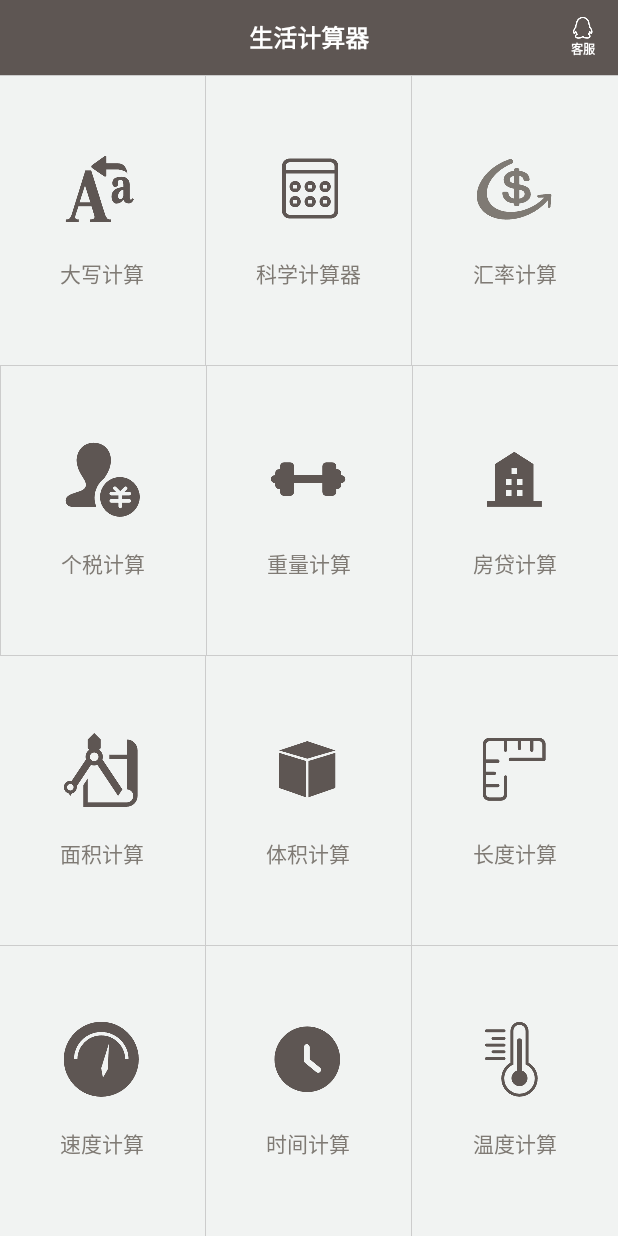
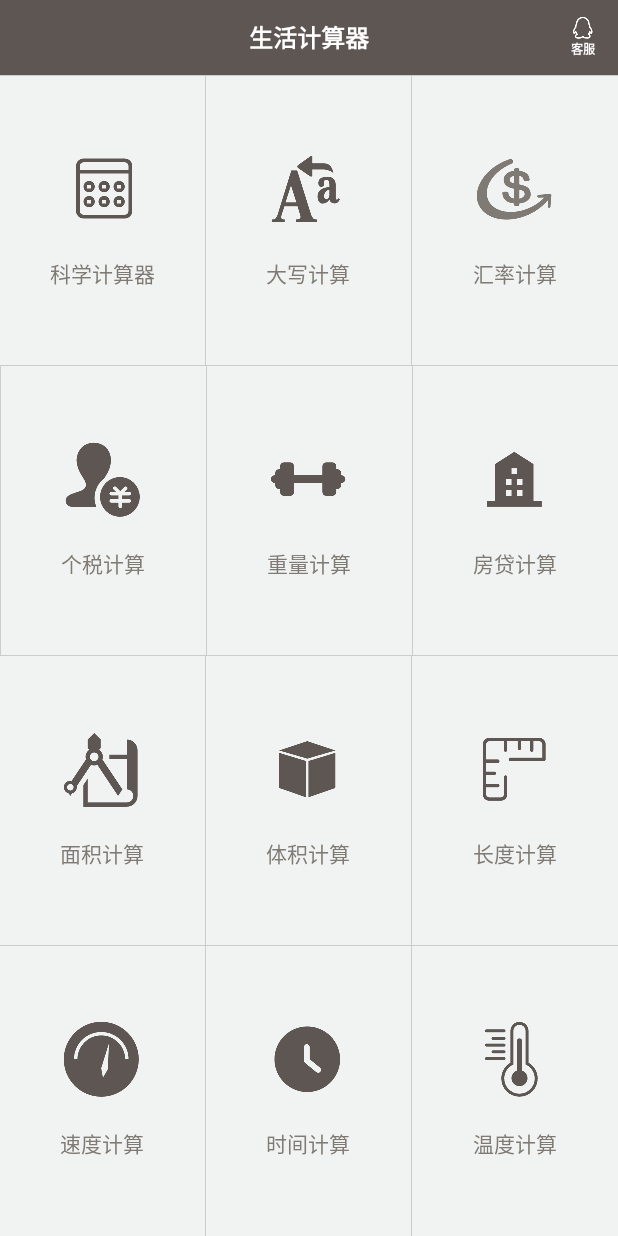
Before and after one commit to hgtr159753/12, an Android app: the screen it shows after launch (MainCalculateActivity), on a phone screen of 412 x 824 dp. Run offline under Robolectric (Android 15) with nearby library versions, the phone set to English and light mode, and no system bars; libraries missing offline, so code that uses them is left out: com.bytedance.sdk, com.eric.commonlibrary, com.haibin.calendarview, com.qq.e, com.tencent.bugly; plain views replace AdView; pictures from the network do not load; 19 statements that could not run were skipped.

```diff
--- a/app/src/main/res/layout/activity_functionset_choose.xml
+++ b/app/src/main/res/layout/activity_functionset_choose.xml
@@ -1,6 +1,5 @@
 <?xml version="1.0" encoding="utf-8"?>
-<LinearLayout
-    xmlns:android="http://schemas.android.com/apk/res/android"
+<LinearLayout xmlns:android="http://schemas.android.com/apk/res/android"
     android:layout_width="match_parent"
     android:layout_height="match_parent"
     android:fitsSystemWindows="true"
@@ -40,7 +39,7 @@
     <View
         android:layout_width="match_parent"
         android:layout_height="0.5dp"
-        android:background="@color/picker_line"/>
+        android:background="@color/picker_line" />
 
     <!--<RelativeLayout-->
     <!--android:id="@+id/rl_adbanner"-->
@@ -57,12 +56,47 @@
     <!--</RelativeLayout>-->
 
 
-
     <LinearLayout
         android:orientation="horizontal"
         android:layout_width="match_parent"
         android:layout_height="0dp"
         android:layout_weight="1">
+
+        <RelativeLayout
+            android:id="@+id/rl_science"
+            android:background="@color/unit_convert_bg"
+            android:layout_width="0dp"
+            android:layout_weight="1"
+            android:layout_height="match_parent"
+            android:layout_centerInParent="true">
+
+            <LinearLayout
+                android:layout_width="wrap_content"
+                android:layout_height="wrap_content"
+                android:layout_centerInParent="true"
+                android:orientation="vertical">
+
+                <ImageView
+                    android:src="@drawable/science_convert"
+                    android:layout_width="wrap_content"
+                    android:layout_height="wrap_content"
+                    android:layout_gravity="center" />
+
+                <TextView
+                    android:text="@string/science_text"
+                    android:layout_marginTop="20dp"
+                    android:layout_width="wrap_content"
+                    android:layout_height="wrap_content"
+                    android:layout_gravity="center"
+                    android:gravity="center"
+                    android:textColor="@color/function_choose_text"></TextView>
+            </LinearLayout>
+        </RelativeLayout>
+
+        <View
+            android:layout_width="0.5dp"
+            android:layout_height="match_parent"
+            android:background="@color/picker_line" />
 
         <RelativeLayout
             android:id="@+id/rl_capital"
@@ -76,7 +110,7 @@
                 android:layout_width="wrap_content"
                 android:layout_height="wrap_content"
                 android:layout_centerInParent="true"
-                android:orientation="vertical" >
+                android:orientation="vertical">
 
                 <ImageView
                     android:layout_width="wrap_content"
@@ -91,52 +125,14 @@
                     android:layout_height="wrap_content"
                     android:layout_gravity="center"
                     android:gravity="center"
-                    android:textColor="@color/function_choose_text" >
-                </TextView>
+                    android:textColor="@color/function_choose_text"></TextView>
             </LinearLayout>
         </RelativeLayout>
 
         <View
             android:layout_width="0.5dp"
             android:layout_height="match_parent"
-            android:background="@color/picker_line"/>
-
-        <RelativeLayout
-            android:id="@+id/rl_science"
-            android:background="@color/unit_convert_bg"
-            android:layout_width="0dp"
-            android:layout_weight="1"
-            android:layout_height="match_parent"
-            android:layout_centerInParent="true">
-
-            <LinearLayout
-                android:layout_width="wrap_content"
-                android:layout_height="wrap_content"
-                android:layout_centerInParent="true"
-                android:orientation="vertical" >
-
-                <ImageView
-                    android:src="@drawable/science_convert"
-                    android:layout_width="wrap_content"
-                    android:layout_height="wrap_content"
-                    android:layout_gravity="center" />
-
-                <TextView
-                    android:text="@string/science_text"
-                    android:layout_marginTop="20dp"
-                    android:layout_width="wrap_content"
-                    android:layout_height="wrap_content"
-                    android:layout_gravity="center"
-                    android:gravity="center"
-                    android:textColor="@color/function_choose_text" >
-                </TextView>
-            </LinearLayout>
-        </RelativeLayout>
-
-        <View
-            android:layout_width="0.5dp"
-            android:layout_height="match_parent"
-            android:background="@color/picker_line"/>
+            android:background="@color/picker_line" />
 
         <RelativeLayout
             android:id="@+id/rl_rate"
@@ -150,7 +146,7 @@
                 android:layout_width="wrap_content"
                 android:layout_height="wrap_content"
                 android:layout_centerInParent="true"
-                android:orientation="vertical" >
+                android:orientation="vertical">
 
                 <ImageView
                     android:src="@drawable/rate_convert"
@@ -165,8 +161,7 @@
                     android:layout_height="wrap_content"
                     android:layout_gravity="center"
                     android:gravity="center"
-                    android:textColor="@color/function_choose_text" >
-                </TextView>
+                    android:textColor="@color/function_choose_text"></TextView>
             </LinearLayout>
         </RelativeLayout>
 
@@ -175,7 +170,7 @@
     <View
         android:layout_width="match_parent"
         android:layout_height="0.5dp"
-        android:background="@color/picker_line"/>
+        android:background="@color/picker_line" />
 
     <LinearLayout
         android:orientation="horizontal"
@@ -186,7 +181,7 @@
         <View
             android:layout_width="0.5dp"
             android:layout_height="match_parent"
-            android:background="@color/picker_line"/>
+            android:background="@color/picker_line" />
 
         <RelativeLayout
             android:id="@+id/rl_tax"
@@ -222,7 +217,7 @@
         <View
             android:layout_width="0.5dp"
             android:layout_height="match_parent"
-            android:background="@color/picker_line"/>
+            android:background="@color/picker_line" />
 
         <RelativeLayout
             android:id="@+id/rl_mass"
@@ -236,7 +231,7 @@
                 android:layout_width="wrap_content"
                 android:layout_height="wrap_content"
                 android:layout_centerInParent="true"
-                android:orientation="vertical" >
+                android:orientation="vertical">
 
                 <ImageView
                     android:src="@drawable/mass_convert"
@@ -251,15 +246,14 @@
                     android:layout_height="wrap_content"
                     android:layout_gravity="center"
                     android:gravity="center"
-                    android:textColor="@color/function_choose_text" >
-                </TextView>
+                    android:textColor="@color/function_choose_text"></TextView>
             </LinearLayout>
         </RelativeLayout>
 
         <View
             android:layout_width="0.5dp"
             android:layout_height="match_parent"
-            android:background="@color/picker_line"/>
+            android:background="@color/picker_line" />
 
         <RelativeLayout
             android:id="@+id/rl_loan"
@@ -273,7 +267,7 @@
                 android:layout_width="wrap_content"
                 android:layout_height="wrap_content"
                 android:layout_centerInParent="true"
-                android:orientation="vertical" >
+                android:orientation="vertical">
 
                 <ImageView
                     android:src="@drawable/loan_convert"
@@ -288,8 +282,7 @@
                     android:layout_height="wrap_content"
                     android:layout_gravity="center"
                     android:gravity="center"
-                    android:textColor="@color/function_choose_text" >
-                </TextView>
+                    android:textColor="@color/function_choose_text"></TextView>
             </LinearLayout>
         </RelativeLayout>
 
@@ -298,7 +291,7 @@
     <View
         android:layout_width="match_parent"
         android:layout_height="0.5dp"
-        android:background="@color/picker_line"/>
+        android:background="@color/picker_line" />
 
     <LinearLayout
         android:orientation="horizontal"
@@ -318,7 +311,7 @@
                 android:layout_width="wrap_content"
                 android:layout_height="wrap_content"
                 android:layout_centerInParent="true"
-                android:orientation="vertical" >
+                android:orientation="vertical">
 
                 <ImageView
                     android:src="@drawable/area_convert"
@@ -333,15 +326,14 @@
                     android:layout_height="wrap_content"
                     android:layout_gravity="center"
                     android:gravity="center"
-                    android:textColor="@color/function_choose_text" >
-                </TextView>
+                    android:textColor="@color/function_choose_text"></TextView>
             </LinearLayout>
         </RelativeLayout>
 
         <View
             android:layout_width="0.5dp"
             android:layout_height="match_parent"
-            android:background="@color/picker_line"/>
+            android:background="@color/picker_line" />
 
         <RelativeLayout
             android:id="@+id/rl_volume"
@@ -355,7 +347,7 @@
                 android:layout_width="wrap_content"
                 android:layout_height="wrap_content"
                 android:layout_centerInParent="true"
-                android:orientation="vertical" >
+                android:orientation="vertical">
 
                 <ImageView
                     android:src="@drawable/volume_convert"
@@ -370,15 +362,14 @@
                     android:layout_height="wrap_content"
                     android:layout_gravity="center"
                     android:gravity="center"
-                    android:textColor="@color/function_choose_text" >
-                </TextView>
+                    android:textColor="@color/function_choose_text"></TextView>
             </LinearLayout>
         </RelativeLayout>
 
         <View
             android:layout_width="0.5dp"
             android:layout_height="match_parent"
-            android:background="@color/picker_line"/>
+            android:background="@color/picker_line" />
 
         <RelativeLayout
             android:id="@+id/rl_length"
@@ -392,7 +383,7 @@
                 android:layout_width="wrap_content"
                 android:layout_height="wrap_content"
                 android:layout_centerInParent="true"
-                android:orientation="vertical" >
+                android:orientation="vertical">
 
                 <ImageView
                     android:src="@drawable/length_convert"
@@ -407,8 +398,7 @@
                     android:layout_height="wrap_content"
                     android:layout_gravity="center"
                     android:gravity="center"
-                    android:textColor="@color/function_choose_text" >
-                </TextView>
+                    android:textColor="@color/function_choose_text"></TextView>
             </LinearLayout>
         </RelativeLayout>
 
@@ -417,7 +407,7 @@
     <View
         android:layout_width="match_parent"
         android:layout_height="0.5dp"
-        android:background="@color/picker_line"/>
+        android:background="@color/picker_line" />
 
     <LinearLayout
         android:orientation="horizontal"
@@ -437,7 +427,7 @@
                 android:layout_width="wrap_content"
                 android:layout_height="wrap_content"
                 android:layout_centerInParent="true"
-                android:orientation="vertical" >
+                android:orientation="vertical">
 
                 <ImageView
                     android:src="@drawable/speed_convert"
@@ -452,15 +442,14 @@
                     android:layout_height="wrap_content"
                     android:layout_gravity="center"
                     android:gravity="center"
-                    android:textColor="@color/function_choose_text" >
-                </TextView>
+                    android:textColor="@color/function_choose_text"></TextView>
             </LinearLayout>
         </RelativeLayout>
 
         <View
             android:layout_width="0.5dp"
             android:layout_height="match_parent"
-            android:background="@color/picker_line"/>
+            android:background="@color/picker_line" />
 
         <RelativeLayout
             android:id="@+id/rl_time"
@@ -474,7 +463,7 @@
                 android:layout_width="wrap_content"
                 android:layout_height="wrap_content"
                 android:layout_centerInParent="true"
-                android:orientation="vertical" >
+                android:orientation="vertical">
 
                 <ImageView
                     android:src="@drawable/time_convert"
@@ -489,15 +478,14 @@
                     android:layout_height="wrap_content"
                     android:layout_gravity="center"
                     android:gravity="center"
-                    android:textColor="@color/function_choose_text" >
-                </TextView>
+                    android:textColor="@color/function_choose_text"></TextView>
             </LinearLayout>
         </RelativeLayout>
 
         <View
             android:layout_width="0.5dp"
             android:layout_height="match_parent"
-            android:background="@color/picker_line"/>
+            android:background="@color/picker_line" />
 
         <RelativeLayout
             android:id="@+id/rl_temperature"
```
Also changed, not shown: app/build.gradle (+2 -11 lines), app/src/main/java/com/shenmi/calculator/ui/CalculatorActivity.java (+130 -111 lines). Lines whose indentation alone changed are shown as unchanged.
